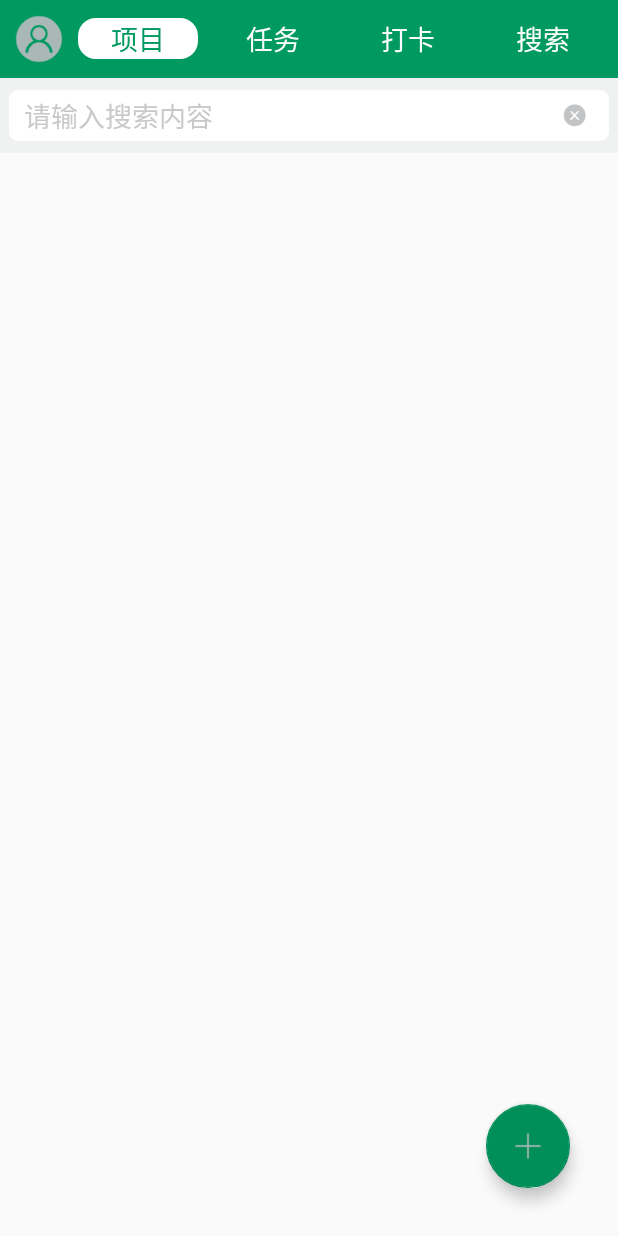
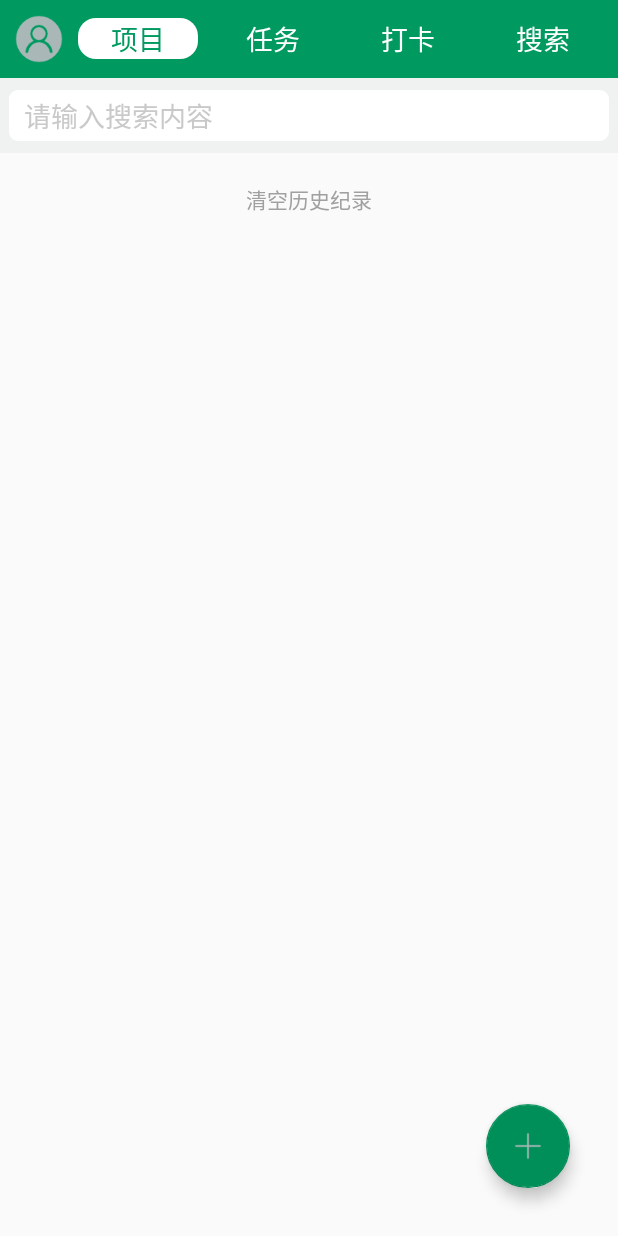
Before and after one commit to yunyujing/weLog, an Android app: the fragment SearchFragment placed in its activity, on a phone screen of 412 x 824 dp. Run offline under Robolectric (Android 15) with nearby library versions, the light colour scheme and no system bars.

```diff
--- a/app/src/main/java/com/zzia/graduation/ui/SearchFragment.java
+++ b/app/src/main/java/com/zzia/graduation/ui/SearchFragment.java
@@ -3,9 +3,13 @@ package com.zzia.graduation.ui;
 import android.os.Bundle;
 import android.support.annotation.Nullable;
 import android.support.v4.app.Fragment;
+import android.text.Editable;
+import android.text.TextWatcher;
 import android.view.LayoutInflater;
 import android.view.View;
 import android.view.ViewGroup;
+import android.widget.EditText;
+import android.widget.ImageView;
 
 import com.zzia.graduation.welog.R;
 
@@ -13,7 +17,9 @@ import com.zzia.graduation.welog.R;
  * Author: yunyujing
  * Date: 2015/12/1
  */
-public class SearchFragment extends Fragment {
+public class SearchFragment extends Fragment implements View.OnClickListener{
+    private ImageView delete;
+    private EditText searchText;
     @Nullable
     @Override
     public View onCreateView(LayoutInflater inflater, @Nullable ViewGroup container, @Nullable Bundle savedInstanceState) {
@@ -22,10 +28,40 @@ public class SearchFragment extends Fragment {
 
     @Override
     public void onViewCreated(View view, @Nullable Bundle savedInstanceState) {
-        initView();
+        initView(view);
     }
 
-    private void initView() {
+    private void initView(View view) {
+        searchText= (EditText) view.findViewById(R.id.search_layout_edit);
+        delete= (ImageView) view.findViewById(R.id.search_edt_clean_img);
+        searchText.addTextChangedListener(new TextWatcher() {
+            @Override
+            public void beforeTextChanged(CharSequence s, int start, int count, int after) {
 
+            }
+
+            @Override
+            public void onTextChanged(CharSequence s, int start, int before, int count) {
+
+            }
+
+            @Override
+            public void afterTextChanged(Editable s) {
+                if(s.length()==0){
+                    delete.setVisibility(View.GONE);
+                }else {
+                    delete.setVisibility(View.VISIBLE);
+                }
+            }
+        });
+    }
+
+    @Override
+    public void onClick(View v) {
+        switch (v.getId()){
+           case R.id.search_edt_clean_img:
+               searchText.setText("");
+               break;
+        }
     }
 }
--- a/app/src/main/res/layout/search_layout.xml
+++ b/app/src/main/res/layout/search_layout.xml
@@ -28,28 +28,32 @@
             android:layout_height="wrap_content"
             android:layout_alignRight="@id/search_layout_edit"
             android:layout_centerVertical="true"
-            android:paddingLeft="@dimen/space_fifteen"
-            android:paddingRight="@dimen/space_fifteen"
+            android:padding="@dimen/space_ten"
             android:scaleType="center"
             android:src="@mipmap/search_edit_clean_img"
-            android:visibility="visible" />
+            android:visibility="gone" />
     </RelativeLayout>
 
     <!--历史查询记录-->
     <LinearLayout
         android:id="@+id/search_layout_history_ll"
+        android:layout_below="@+id/search_layout_edit_rl"
         android:layout_width="match_parent"
-        android:layout_height="match_parent"
-        android:layout_below="@+id/search_layout_edit_rl"
+        android:layout_height="wrap_content"
         android:orientation="vertical">
-
     </LinearLayout>
+    <TextView
+        android:layout_below="@+id/search_layout_history_ll"
+        android:layout_centerHorizontal="true"
+        android:layout_width="wrap_content"
+        android:layout_height="wrap_content"
+        android:textColor="@color/text_detail"
+        android:layout_marginTop="20dp"
+        android:text="清空历史纪录"/>
 
     <com.zzia.graduation.views.TipsLayout
         android:id="@+id/tips"
         android:layout_width="match_parent"
         android:layout_height="match_parent"
         android:layout_below="@+id/search_layout_edit_rl"/>
-
-
 </RelativeLayout>
--- a/build.gradle
+++ b/build.gradle
@@ -5,7 +5,7 @@ buildscript {
         jcenter()
     }
     dependencies {
-        classpath 'com.android.tools.build:gradle:2.0.0-alpha3'
+        classpath 'com.android.tools.build:gradle:1.2.3'
 
         // NOTE: Do not place your application dependencies here; they belong
         // in the individual module build.gradle files
```
Also changed, not shown: app/src/main/res/layout/search_history_layout.xml (added, +13 -0 lines), gradle/wrapper/gradle-wrapper.properties.
